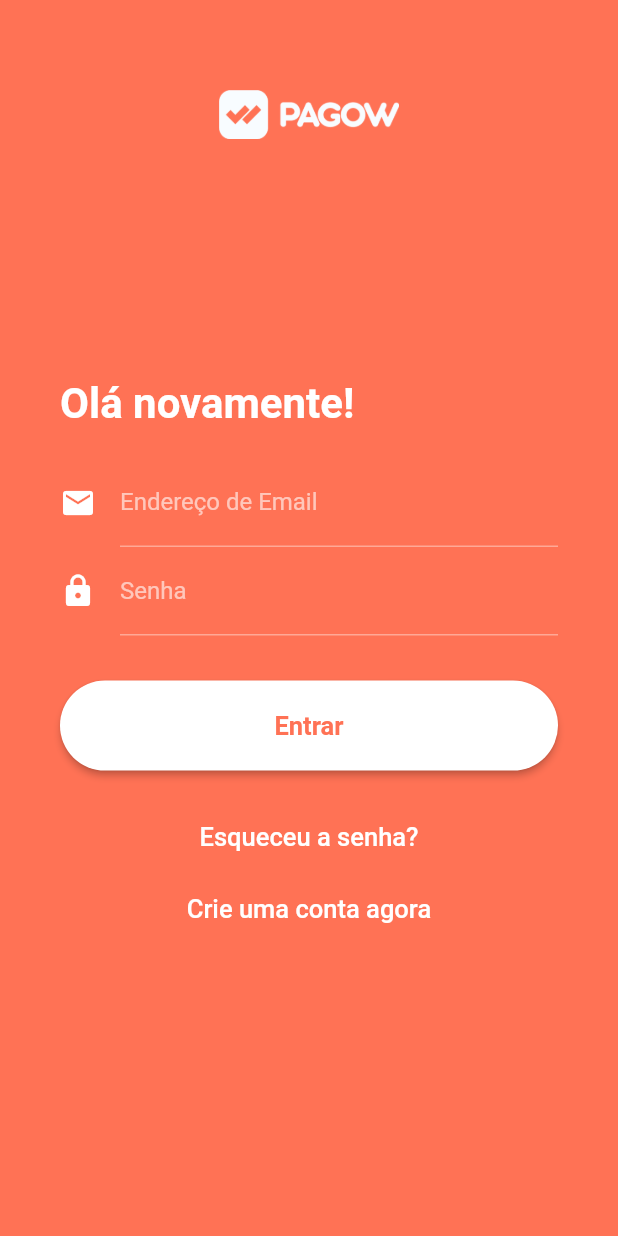
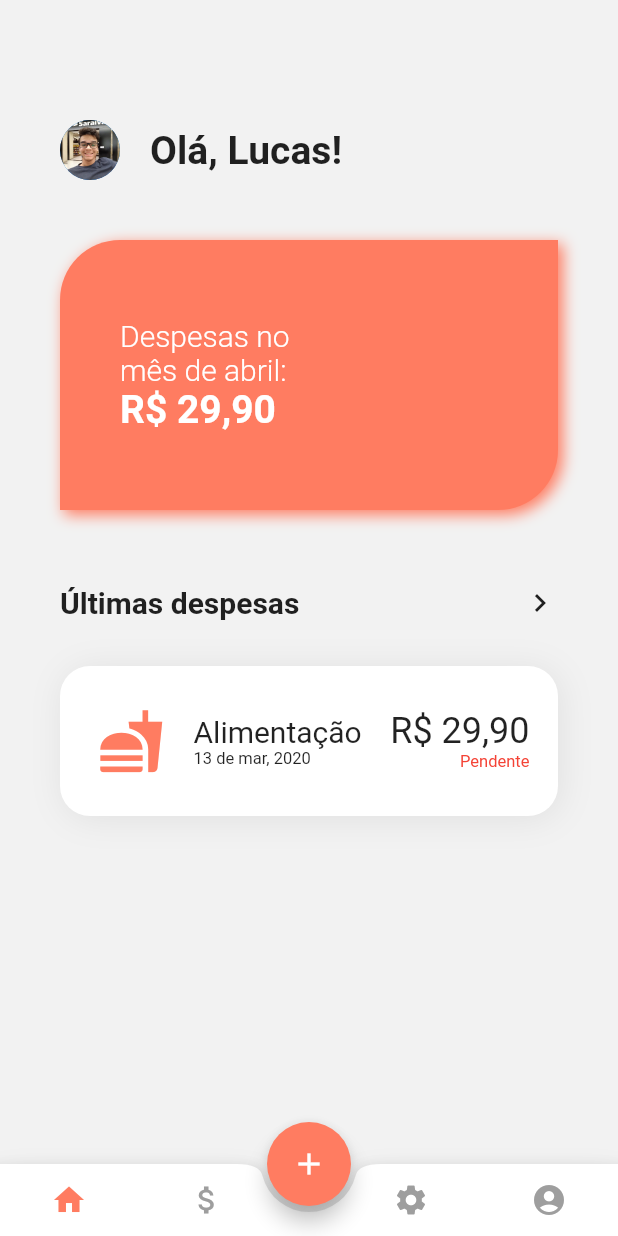
Before and after one commit to paivalucas/pagowapp, a Flutter app: the screen it shows after launch, on a phone screen of 412 x 824 dp. Run offline on Flutter 3.47's test engine with Material 2 defaults, Android fonts, the phone set to English and light mode, and no system bars; our stand-ins replace email_validator, firebase_auth, sqflite; accounts and stored records are empty.

Commit message:
Added features

```diff
--- a/lib/core/auth.dart
+++ b/lib/core/auth.dart
@@ -35,7 +35,4 @@ class Auth {
       print(e.toString());
     }
   }
-
-  // TODO: Autenticação por celular
-  // TODO: Ler documentação
 }
--- a/lib/core/database.dart
+++ b/lib/core/database.dart
@@ -35,7 +35,4 @@ class Auth {
       print(e.toString());
     }
   }
-
-  // TODO: Autenticação por celular
-  // TODO: Ler documentação
 }
--- a/lib/main.dart
+++ b/lib/main.dart
@@ -1,5 +1,5 @@
 import 'package:flutter/material.dart';
-import 'package:pagowandroidmobile/screens/auth/login.dart';
+import 'package:pagowandroidmobile/screens/app/feed/feed.dart';
 
 void main() => runApp(MyApp());
 
@@ -7,13 +7,8 @@ class MyApp extends StatelessWidget {
   @override
   Widget build(BuildContext context) {
     return MaterialApp(
-      title: 'Login',
-      theme: ThemeData(
-        brightness: Brightness.dark,
-        primaryColor: Colors.white,
-        accentColor: Colors.white,
-      ),
-      home: MyHomePage(title: 'Pagina Inicial'),
+      title: 'Main',
+      home: App(),
     );
   }
 }
--- /dev/null
+++ b/lib/screens/app/feed/feed.dart
@@ -0,0 +1,115 @@
+import 'package:flutter/material.dart';
+import 'package:pagowandroidmobile/screens/app/feed/widgets/Home.dart';
+import 'package:pagowandroidmobile/screens/app/feed/widgets/InputR.dart';
+
+void main() => runApp(MyApp());
+
+/// This Widget is the main application widget.
+class MyApp extends StatelessWidget {
+  @override
+  Widget build(BuildContext context) {
+    return MaterialApp(
+      home: App(),
+    );
+  }
+}
+
+class App extends StatefulWidget {
+  App({Key key}) : super(key: key);
+  _AppState createState() => _AppState();
+}
+
+class _AppState extends State<App> {
+  PageController _myPage;
+  var selectedPage;
+
+  @override
+  void initState() {
+    super.initState();
+    _myPage = PageController(initialPage: 1);
+    selectedPage = 1;
+  }
+
+  Color laranjaPagow = Color(0xFFFF7C61);
+
+  @override
+  Widget build(BuildContext context) {
+    return Scaffold(
+        backgroundColor: Color(0xFFF2F2F2),
+        floatingActionButtonLocation: FloatingActionButtonLocation.centerDocked,
+        floatingActionButton: FloatingActionButton(
+          child: Icon(Icons.add),
+          backgroundColor: Color(0xFFFF7C61),
+          onPressed: () {
+            _myPage.jumpToPage(0);
+            setState(() {
+              selectedPage = 0;
+            });
+          },
+        ),
+        body: PageView(
+          physics: NeverScrollableScrollPhysics(),
+          controller: _myPage,
+          children: <Widget>[
+            InputR(),
+            HomeScreen(), // tela 1
+            Center(child: Text("Page 2")),
+            Center(child: Text("Page 3")),
+            Center(child: Text("Page 4")),
+          ],
+        ),
+        bottomNavigationBar: BottomAppBar(
+          shape: CircularNotchedRectangle(),
+          child: Row(
+            mainAxisAlignment: MainAxisAlignment.spaceAround,
+            children: <Widget>[
+              IconButton(
+                icon: Icon(Icons.home),
+                color: selectedPage == 1 ? laranjaPagow : Colors.grey,
+                onPressed: () {
+                  _myPage.jumpToPage(1);
+                  setState(() {
+                    selectedPage = 1;
+                  });
+                },
+              ),
+              IconButton(
+                icon: Icon(Icons.attach_money),
+                color: selectedPage == 2 ? laranjaPagow : Colors.grey,
+                onPressed: () {
+                  _myPage.jumpToPage(2);
+                  setState(() {
+                    selectedPage = 2;
+                  });
+                },
+              ),
+              Divider(),
+              IconButton(
+                icon: Icon(
+                  Icons.settings,
+                ),
+                color: selectedPage == 3 ? laranjaPagow : Colors.grey,
+                onPressed: () {
+                  _myPage.jumpToPage(3);
+                  setState(() {
+                    selectedPage = 3;
+                  });
+                },
+              ),
+              IconButton(
+                icon: Icon(
+                  Icons.account_circle,
+                ),
+                color: selectedPage == 4 ? laranjaPagow : Colors.grey,
+                onPressed: () {
+                  _myPage.jumpToPage(4);
+                  setState(() {
+                    selectedPage = 4;
+                  });
+                },
+              ),
+            ],
+          ),
+        ));
+  }
+}
--- /dev/null
+++ b/lib/screens/app/feed/widgets/Home.dart
@@ -0,0 +1,154 @@
+import 'package:flutter/material.dart';
+
+class HomeScreen extends StatefulWidget {
+  @override
+  _HomeScreenState createState() => _HomeScreenState();
+}
+
+class _HomeScreenState extends State<HomeScreen> {
+  String _username;
+  String _userImage;
+
+  Color laranjaPagow = Color(0xFFFF7C61);
+  @override
+  Widget build(BuildContext context) {
+    return SingleChildScrollView(
+      padding: const EdgeInsets.fromLTRB(40, 80, 40, 40),
+      child: Column(
+        children: <Widget>[
+          Container(
+            /// cabeçalho
+            child: Row(
+              crossAxisAlignment: CrossAxisAlignment.center,
+              children: <Widget>[
+                CircleAvatar(
+                  radius: 20,
+                  backgroundImage: AssetImage("images/eu.jpg"),
+                ),
+                Container(
+                  width: 20,
+                ),
+                Text(
+                  "Olá, Lucas!",
+                  style: TextStyle(fontSize: 26.0, fontWeight: FontWeight.bold),
+                )
+              ],
+            ),
+          ),
+          Container(height: 40),
+          Container(
+            padding: const EdgeInsets.fromLTRB(40, 40, 40, 40),
+            width: double.infinity,
+            height: 180,
+            decoration: new BoxDecoration(
+                boxShadow: <BoxShadow>[
+                  new BoxShadow(
+                    color: laranjaPagow,
+                    blurRadius: 8.0,
+                    offset: new Offset(3.0, 3.0),
+                  ),
+                ],
+                color: laranjaPagow, //new Color.fromRGBO(255, 0, 0, 0.0),
+                borderRadius: new BorderRadius.only(
+                    topLeft: const Radius.circular(40.0),
+                    bottomRight: const Radius.circular(40.0))),
+            child: Row(
+              children: <Widget>[
+                Column(
+                  crossAxisAlignment: CrossAxisAlignment.start,
+                  mainAxisAlignment: MainAxisAlignment.center,
+                  children: <Widget>[
+                    Text(
+                      "Despesas no \nmês de abril:",
+                      style: TextStyle(
+                          fontSize: 20,
+                          fontWeight: FontWeight.w300,
+                          color: Colors.white),
+                    ),
+                    Text(
+                      "R\$ 29,90",
+                      style: TextStyle(
+                          fontSize: 26,
+                          fontWeight: FontWeight.bold,
+                          color: Colors.white),
+                    ),
+                  ],
+                ),
+              ],
+            ),
+          ),
+          Container(height: 50),
+          Row(
+            mainAxisAlignment: MainAxisAlignment.spaceBetween,
+            children: <Widget>[
+              Text(
+                "Últimas despesas",
+                style: TextStyle(fontSize: 20.0, fontWeight: FontWeight.bold),
+              ),
+              Icon(Icons.keyboard_arrow_right)
+            ],
+          ),
+          Container(height: 30),
+          Container(
+              padding: const EdgeInsets.fromLTRB(25, 0, 0, 0),
+              width: double.infinity,
+              height: 100,
+              decoration: new BoxDecoration(
+                  boxShadow: <BoxShadow>[
+                    new BoxShadow(
+                      color: Colors.grey[300],
+                      blurRadius: 19.0,
+                      offset: new Offset(2.0, 2.0),
+                    ),
+                  ],
+                  color: Colors.white, //new Color.fromRGBO(255, 0, 0, 0.0),
+                  borderRadius: BorderRadius.circular(20.0)),
+              child: Row(
+                crossAxisAlignment: CrossAxisAlignment.center,
+                mainAxisAlignment: MainAxisAlignment.spaceBetween,
+                children: <Widget>[
+                  Icon(
+                    Icons.fastfood,
+                    size: 45,
+                    color: laranjaPagow,
+                  ),
+                  Column(
+                    crossAxisAlignment: CrossAxisAlignment.start,
+                    mainAxisAlignment: MainAxisAlignment.center,
+                    children: <Widget>[
+                      Text(
+                        "Alimentação",
+                        style: TextStyle(
+                            fontSize: 20, fontWeight: FontWeight.w400),
+                      ),
+                      Text(
+                        "13 de mar, 2020",
+                        style: TextStyle(
+                            fontSize: 11, fontWeight: FontWeight.w400),
+                      ),
+                    ],
+                  ),
+                  Column(
+                    crossAxisAlignment: CrossAxisAlignment.end,
+                    mainAxisAlignment: MainAxisAlignment.center,
+                    children: <Widget>[
+                      Text(
+                        "R\$ 29,90",
+                        style: TextStyle(
+                            fontSize: 24, fontWeight: FontWeight.w400),
+                      ),
+                      Text(
+                        "Pendente",
+                        style: TextStyle(
+                            fontSize: 11, fontWeight: FontWeight.w400, color: Colors.red),
+                      ),
+                    ],
+                  ),
+                  Container()
+                ],
+              ))
+        ],
+      ),
+    );
+  }
+}
--- a/lib/screens/auth/login.dart
+++ b/lib/screens/auth/login.dart
@@ -1,9 +1,7 @@
 import 'package:flutter/material.dart';
 import 'package:email_validator/email_validator.dart';
-
-import 'package:cloud_firestore/cloud_firestore.dart';
-import 'package:firebase_auth/firebase_auth.dart';
-
+//import 'package:cloud_firestore/cloud_firestore.dart';
+//import 'package:firebase_auth/firebase_auth.dart';
 import 'register.dart';
 import 'forgot.dart';
 
@@ -47,34 +45,52 @@ class _MyHomePageState extends State<MyHomePage> {
   ///
   ///  Tela Login
   ///
+  ///
+  /*
+
+      theme: ThemeData(
+        brightness: Brightness.dark,
+        primaryColor: Colors.white,
+        accentColor: Colors.white,
+      ),
+
+*/
+  ///
   Widget build(BuildContext context) {
-    return Scaffold(
+    return new MaterialApp(
+      title: 'Flutter Demo',
+      theme: ThemeData(
+        brightness: Brightness.dark,
+        primaryColor: Colors.white,
+        accentColor: Colors.white,
+      ),
+      home: Scaffold(
       backgroundColor: Color(0xFFFF7255),
       key: scaffoldKey,
-      body: SingleChildScrollView(
-        padding: const EdgeInsets.fromLTRB(40, 60, 40, 0),
+      body: Center(child: SingleChildScrollView(
+        padding: const EdgeInsets.fromLTRB(40, 0, 40, 0),
         child: Column(
           children: <Widget>[
             Row(
               mainAxisAlignment: MainAxisAlignment.center,
               children: <Widget>[
-                Image.asset('images/logo.png', width: 120.0),
+                Image.asset('images/logo.png', width: 110.0),
               ],
             ),
             Divider(
               color: Color(0xFFFF7255),
-              height: 160.0,
+              height: 80.0,
             ),
             Column(
               children: [
                 Row(
-                  mainAxisAlignment: MainAxisAlignment.start,
+                  mainAxisAlignment: MainAxisAlignment.center,
                   children: <Widget>[
                     Text(
                       "Olá novamente!",
                       style: TextStyle(
                           fontWeight: FontWeight.bold,
-                          fontSize: 28.0,
+                          fontSize: 24.0,
                           color: Colors.white),
                     )
                   ],
@@ -146,7 +162,7 @@ class _MyHomePageState extends State<MyHomePage> {
                 ),
                 Divider(
                   color: Color(0xFFFF7255),
-                  height: 20.0,
+                  height: 40.0,
                 ),
                 FlatButton(
                   onPressed: () {
@@ -176,7 +192,6 @@ class _MyHomePageState extends State<MyHomePage> {
             ),
           ],
         ),
-      ),
-    );
+      ),)));
   }
 }
--- a/pubspec.yaml
+++ b/pubspec.yaml
@@ -26,6 +26,9 @@ dependencies:
   email_validator: '^1.0.0'
   cloud_firestore: ^0.13.4+2
   firebase_auth: ^0.15.5+3
+  sqflite: ^1.1.5
+  url_launcher: ^5.0.2
+  image_picker: ^0.6.0+3
 
 
 dev_dependencies:
@@ -40,6 +43,7 @@ dev_dependencies:
 flutter:
   assets:
     - images/logo.png
+    - images/eu.jpg
 
   # The following line ensures that the Material Icons font is
   # included with your application, so that you can use the icons in
```
Also changed, not shown: lib/screens/app/feed/input.dart (added, +67 -0 lines), lib/screens/app/feed/widgets/InputR.dart (added, +63 -0 lines), images/eu.jpg (added), pubspec.lock.
